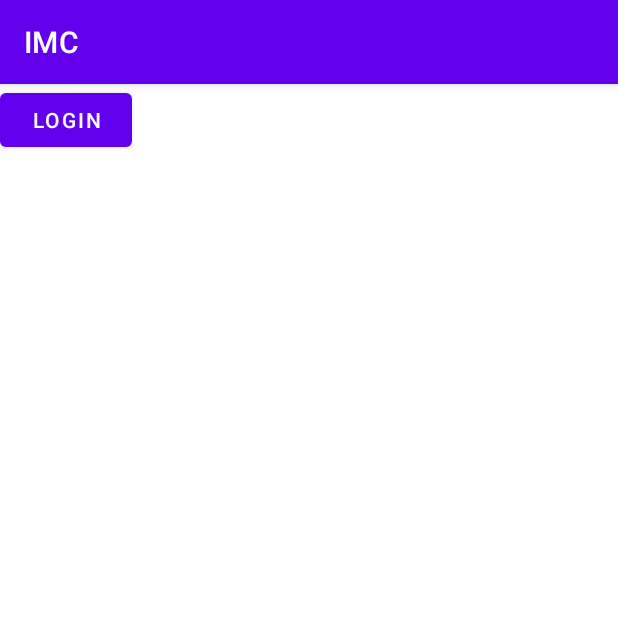
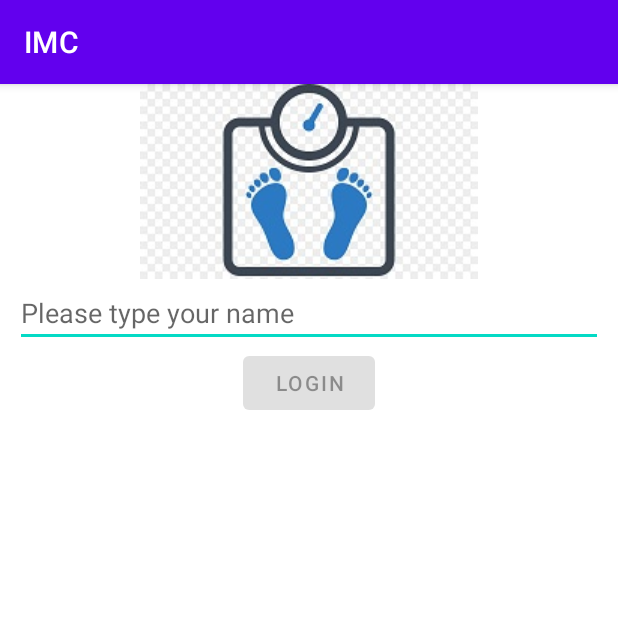
Before and after one commit to flub78/ANdroidImc, an Android app: the screen it shows after launch (WelcomeActivity), on a phone screen of 412 x 824 dp, the top half of it. Run offline under Robolectric (Android 15) with nearby library versions, the phone set to English and light mode, and no system bars.

Commit message:
Work in progress

```diff
--- a/app/src/main/java/flub78/org/imc/WelcomeActivity.java
+++ b/app/src/main/java/flub78/org/imc/WelcomeActivity.java
@@ -4,21 +4,50 @@ import androidx.appcompat.app.AppCompatActivity;
 
 import android.content.Intent;
 import android.os.Bundle;
+import android.text.Editable;
+import android.text.TextWatcher;
 import android.view.View;
+import android.widget.Button;
+import android.widget.EditText;
 
 public class WelcomeActivity extends AppCompatActivity {
+
+    private EditText mNameInput;
+    private Button mButton;
 
     @Override
     protected void onCreate(Bundle savedInstanceState) {
         super.onCreate(savedInstanceState);
+
         setContentView(R.layout.activity_welcome);
 
-        final View button = findViewById(R.id.login);
-        button.setOnClickListener(new View.OnClickListener() {
+        mNameInput = (EditText) findViewById(R.id.activity_welcome_name_input);
+        mButton = findViewById(R.id.login);
+
+        mButton.setEnabled(false);
+
+        mNameInput.addTextChangedListener(new TextWatcher() {
+            @Override
+            public void beforeTextChanged(CharSequence s, int start, int count, int after) {
+            }
+
+            @Override
+            public void onTextChanged(CharSequence s, int start, int before, int count) {
+                // This is where we'll check the user input
+                mButton.setEnabled(s.toString().length() != 0);
+            }
+
+            @Override
+            public void afterTextChanged(Editable s) {
+            }
+        });
+
+        mButton.setOnClickListener(new View.OnClickListener() {
             @Override
             public void onClick(View view) {
-                startActivity(new Intent(WelcomeActivity.this, LoginActivity.class));
+                startActivity(new Intent(WelcomeActivity.this, ImcActivity.class));
             }
         });
+
     }
 }
--- a/app/src/main/res/layout/activity_welcome.xml
+++ b/app/src/main/res/layout/activity_welcome.xml
@@ -2,12 +2,32 @@
 <LinearLayout
 xmlns:android="http://schemas.android.com/apk/res/android"
 android:layout_width="match_parent"
-android:layout_height="match_parent">
+android:layout_height="match_parent"
+    android:orientation="vertical">
+
+    <!-- First a picture -->
+    <ImageView
+        android:layout_width="wrap_content"
+        android:layout_height="wrap_content"
+        android:layout_gravity="center_horizontal"
+        android:src="@drawable/scale_bmi"
+        android:contentDescription="@string/scale" />
+
+    <!-- android:layout_height="wrap_content" -->
+
+    <EditText
+        android:id="@+id/activity_welcome_name_input"
+        android:layout_width="match_parent"
+        android:layout_height="wrap_content"
+        android:layout_marginStart="10dp"
+        android:layout_marginEnd="10dp"
+        android:hint="Please type your name"/>
 
 <Button
     android:id="@+id/login"
     android:text="Login"
     android:layout_width="wrap_content"
-    android:layout_height="wrap_content"/>
+    android:layout_height="wrap_content"
+    android:layout_gravity="center_horizontal"/>
 
 </LinearLayout>
```
Also changed, not shown: 2 other files.
